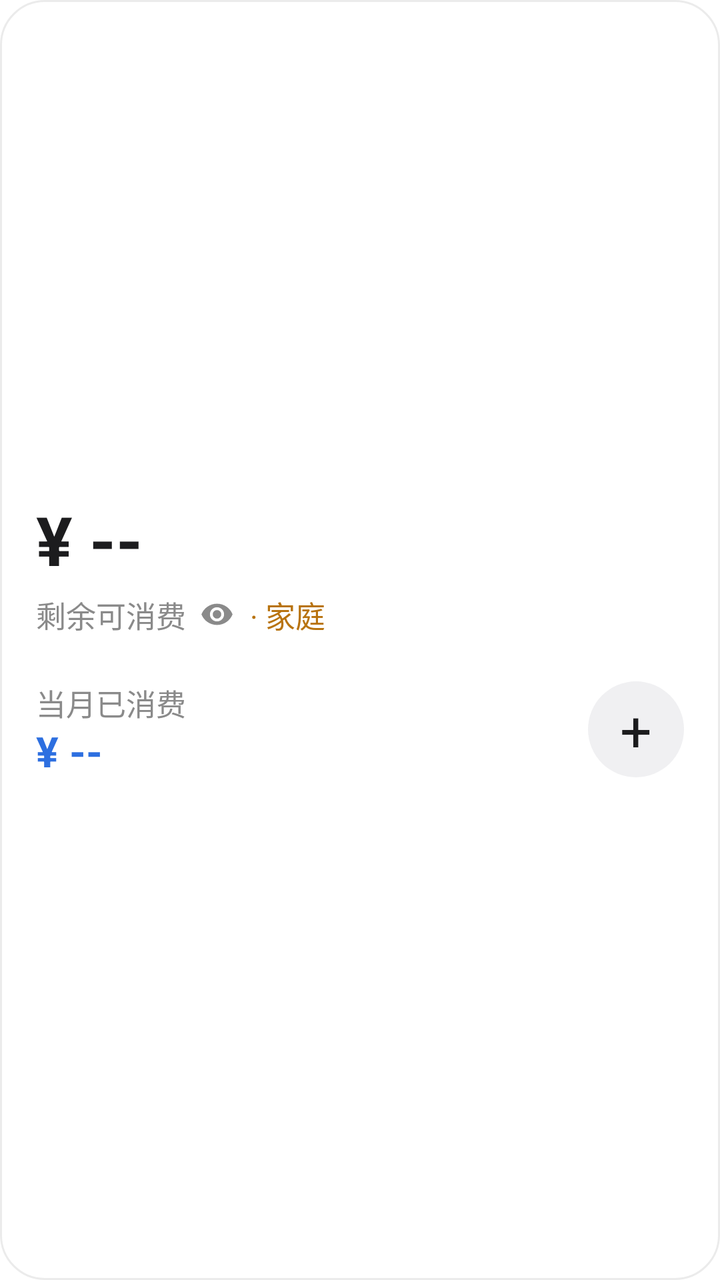
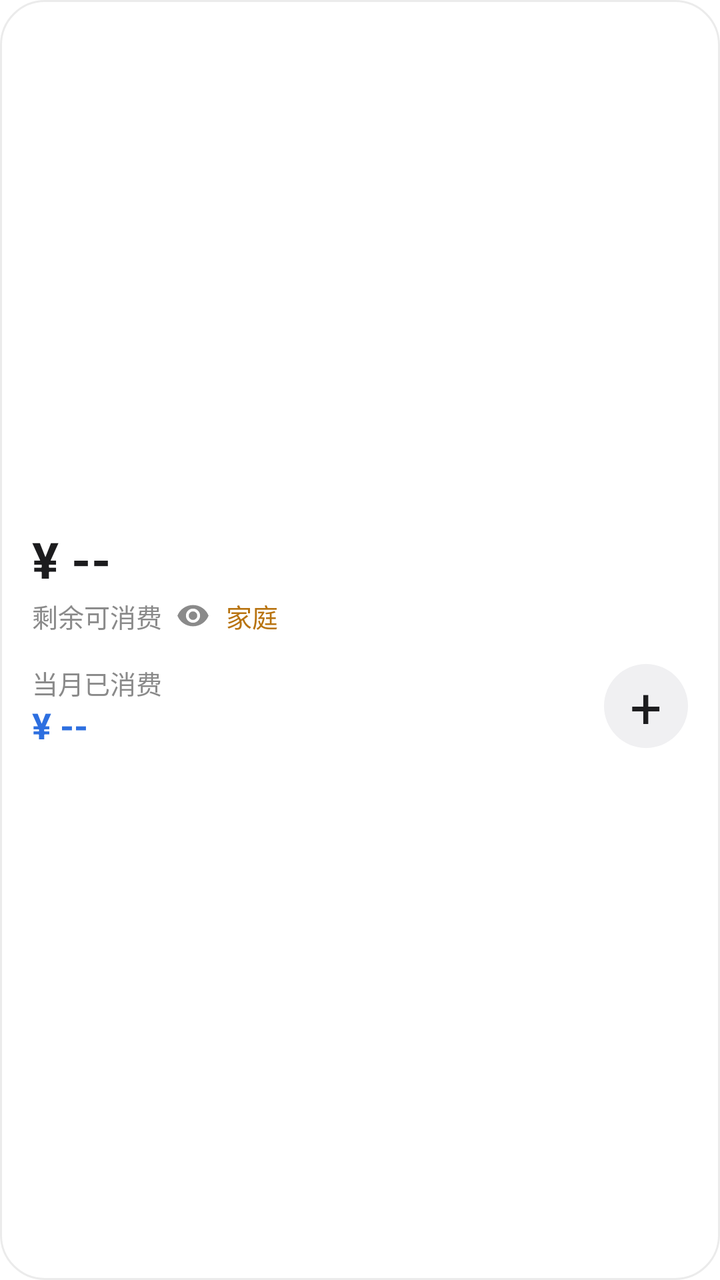

Screens rendered from an Android XML layout before and after an edit, with the pre-edit source and the edit as a unified diff.
<!-- AndroidManifest.xml: fallback theme Theme.MaterialComponents.DayNight.NoActionBar -->
<!-- res/layout/widget_finance.xml -->
<?xml version="1.0" encoding="utf-8"?>
<RelativeLayout xmlns:android="http://schemas.android.com/apk/res/android"
    android:id="@+id/widget_root"
    android:layout_width="match_parent"
    android:layout_height="match_parent"
    android:background="@drawable/widget_background"
    android:padding="18dp">

    <LinearLayout
        android:layout_width="match_parent"
        android:layout_height="wrap_content"
        android:layout_centerVertical="true"
        android:orientation="vertical">

        <TextView
            android:id="@+id/widget_consumable"
            android:layout_width="match_parent"
            android:layout_height="wrap_content"
            android:autoSizeTextType="uniform"
            android:autoSizeMinTextSize="20sp"
            android:autoSizeMaxTextSize="50sp"
            android:autoSizeStepGranularity="1sp"
            android:ellipsize="end"
            android:includeFontPadding="false"
            android:maxLines="1"
            android:text="¥ --"
            android:textColor="@color/widget_value"
            android:textSize="34sp"
            android:textStyle="bold" />

        <LinearLayout
            android:layout_width="match_parent"
            android:layout_height="wrap_content"
            android:layout_marginTop="5dp"
            android:gravity="center_vertical"
            android:orientation="horizontal">

            <TextView
                android:layout_width="wrap_content"
                android:layout_height="wrap_content"
                android:text="剩余可消费"
                android:textColor="@color/widget_label"
                android:textSize="15sp" />

            <ImageView
                android:id="@+id/widget_eye"
                android:layout_width="17dp"
                android:layout_height="17dp"
                android:layout_marginStart="7dp"
                android:contentDescription="隐藏金额"
                android:src="@drawable/widget_eye" />

            <TextView
                android:id="@+id/widget_scope"
                android:layout_width="wrap_content"
                android:layout_height="wrap_content"
                android:layout_marginStart="8dp"
                android:text="· 家庭"
                android:textColor="@color/widget_accent"
                android:textSize="15sp" />
        </LinearLayout>

        <LinearLayout
            android:layout_width="match_parent"
            android:layout_height="wrap_content"
            android:layout_marginTop="22dp"
            android:gravity="bottom"
            android:orientation="horizontal">

            <LinearLayout
                android:layout_width="0dp"
                android:layout_height="wrap_content"
                android:layout_weight="1"
                android:orientation="vertical">

                <TextView
                    android:layout_width="wrap_content"
                    android:layout_height="wrap_content"
                    android:text="当月已消费"
                    android:textColor="@color/widget_label"
                    android:textSize="15sp" />

                <TextView
                    android:id="@+id/widget_spent"
                    android:layout_width="match_parent"
                    android:layout_height="wrap_content"
                    android:layout_marginTop="2dp"
                    android:ellipsize="end"
                    android:includeFontPadding="false"
                    android:maxLines="1"
                    android:text="¥ --"
                    android:textColor="@color/widget_spent_value"
                    android:textSize="21sp"
                    android:textStyle="bold" />
            </LinearLayout>

            <TextView
                android:id="@+id/widget_add"
                android:layout_width="48dp"
                android:layout_height="48dp"
                android:layout_marginStart="12dp"
                android:background="@drawable/widget_add_btn"
                android:gravity="center"
                android:text="+"
                android:textColor="@color/widget_add_fg"
                android:textSize="28sp" />
        </LinearLayout>
    </LinearLayout>
</RelativeLayout>
<!-- resources referenced by this layout -->
<resources>
  <color name="widget_accent">#FFB8730F</color>
  <color name="widget_add_fg">#FF1C1C1E</color>
  <color name="widget_label">#FF8A8A8A</color>
  <color name="widget_spent_value">#FF2D6FE0</color>
  <color name="widget_value">#FF1C1C1E</color>
  <!-- drawable widget_add_btn (drawable) -->
  <?xml version="1.0" encoding="utf-8"?>
  <shape xmlns:android="http://schemas.android.com/apk/res/android"
      android:shape="oval">
      <solid android:color="@color/widget_add_bg" />
  </shape>
  <!-- drawable widget_background (drawable) -->
  <?xml version="1.0" encoding="utf-8"?>
  <shape xmlns:android="http://schemas.android.com/apk/res/android"
      android:shape="rectangle">
      <solid android:color="@color/widget_bg" />
      <corners android:radius="22dp" />
      <stroke
          android:width="1dp"
          android:color="@color/widget_border" />
  </shape>
  <!-- drawable widget_eye (drawable) -->
  <?xml version="1.0" encoding="utf-8"?>
  <vector xmlns:android="http://schemas.android.com/apk/res/android"
      android:width="18dp"
      android:height="18dp"
      android:viewportWidth="24"
      android:viewportHeight="24">
      <path
          android:fillColor="@color/widget_label"
          android:pathData="M12,4.5C7,4.5 2.73,7.61 1,12c1.73,4.39 6,7.5 11,7.5s9.27,-3.11 11,-7.5c-1.73,-4.39 -6,-7.5 -11,-7.5zM12,17c-2.76,0 -5,-2.24 -5,-5s2.24,-5 5,-5 5,2.24 5,5 -2.24,5 -5,5zM12,9c-1.66,0 -3,1.34 -3,3s1.34,3 3,3 3,-1.34 3,-3 -1.34,-3 -3,-3z" />
  </vector>
  <color name="widget_add_bg">#FFF0F0F2</color>
  <color name="widget_bg">#FFFFFFFF</color>
  <color name="widget_border">#14000000</color>
</resources>

<!-- the commit's change to res/layout/widget_finance.xml (unified diff, before → after) -->
@@ -4,7 +4,7 @@
     android:layout_width="match_parent"
     android:layout_height="match_parent"
     android:background="@drawable/widget_background"
-    android:padding="18dp">
+    android:padding="16dp">
 
     <LinearLayout
         android:layout_width="match_parent"
@@ -18,29 +18,30 @@
             android:layout_height="wrap_content"
             android:autoSizeTextType="uniform"
             android:autoSizeMinTextSize="20sp"
-            android:autoSizeMaxTextSize="50sp"
+            android:autoSizeMaxTextSize="38sp"
             android:autoSizeStepGranularity="1sp"
             android:ellipsize="end"
             android:includeFontPadding="false"
             android:maxLines="1"
             android:text="¥ --"
             android:textColor="@color/widget_value"
-            android:textSize="34sp"
+            android:textSize="25sp"
             android:textStyle="bold" />
 
         <LinearLayout
             android:layout_width="match_parent"
             android:layout_height="wrap_content"
-            android:layout_marginTop="5dp"
+            android:layout_marginTop="3dp"
             android:gravity="center_vertical"
             android:orientation="horizontal">
 
             <TextView
                 android:layout_width="wrap_content"
                 android:layout_height="wrap_content"
+                android:maxLines="1"
                 android:text="剩余可消费"
                 android:textColor="@color/widget_label"
-                android:textSize="15sp" />
+                android:textSize="13sp" />
 
             <ImageView
                 android:id="@+id/widget_eye"
@@ -55,15 +56,15 @@
                 android:layout_width="wrap_content"
                 android:layout_height="wrap_content"
                 android:layout_marginStart="8dp"
-                android:text="· 家庭"
+                android:text="家庭"
                 android:textColor="@color/widget_accent"
-                android:textSize="15sp" />
+                android:textSize="13sp" />
         </LinearLayout>
 
         <LinearLayout
             android:layout_width="match_parent"
             android:layout_height="wrap_content"
-            android:layout_marginTop="22dp"
+            android:layout_marginTop="14dp"
             android:gravity="bottom"
             android:orientation="horizontal">
 
@@ -76,9 +77,10 @@
                 <TextView
                     android:layout_width="wrap_content"
                     android:layout_height="wrap_content"
+                    android:maxLines="1"
                     android:text="当月已消费"
                     android:textColor="@color/widget_label"
-                    android:textSize="15sp" />
+                    android:textSize="13sp" />
 
                 <TextView
                     android:id="@+id/widget_spent"
@@ -90,14 +92,14 @@
                     android:maxLines="1"
                     android:text="¥ --"
                     android:textColor="@color/widget_spent_value"
-                    android:textSize="21sp"
+                    android:textSize="18sp"
                     android:textStyle="bold" />
             </LinearLayout>
 
             <TextView
                 android:id="@+id/widget_add"
-                android:layout_width="48dp"
-                android:layout_height="48dp"
+                android:layout_width="42dp"
+                android:layout_height="42dp"
                 android:layout_marginStart="12dp"
                 android:background="@drawable/widget_add_btn"
                 android:gravity="center"
